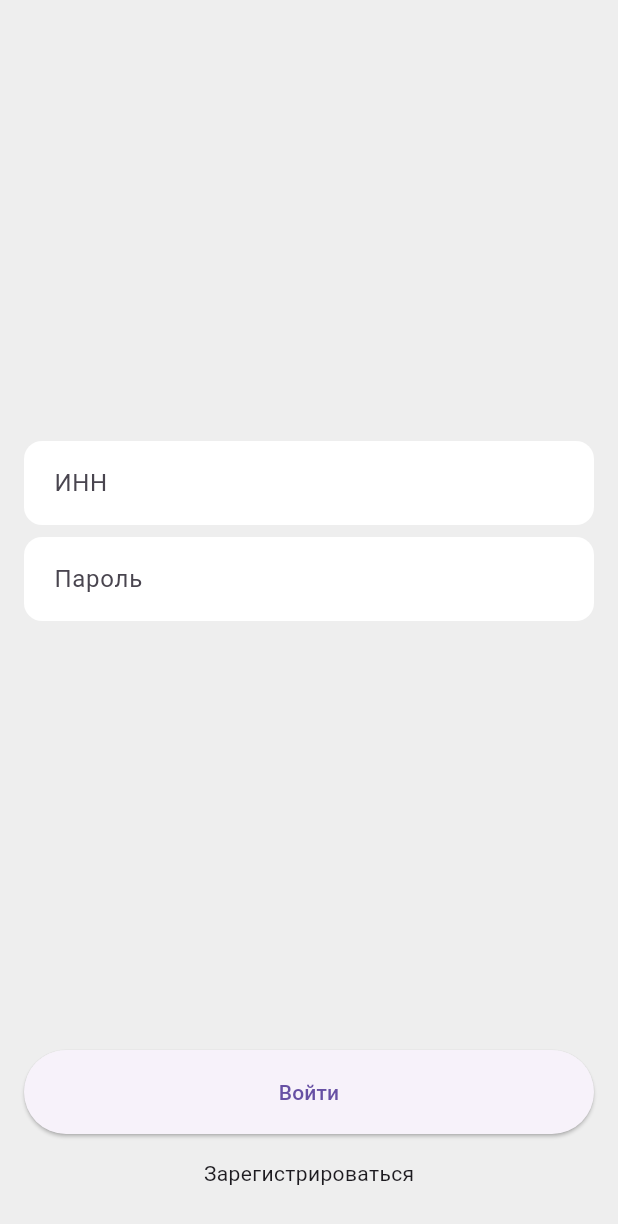
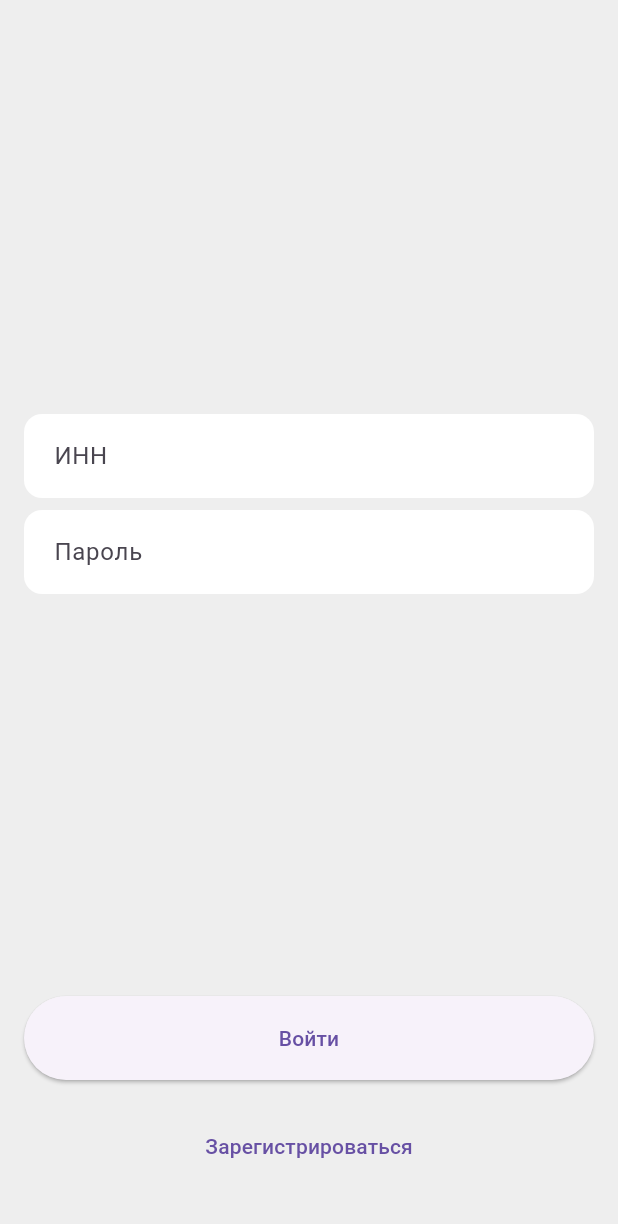
Before and after one commit to SultanZhakypov/Clinik-Tendik, a Flutter app: the screen it shows after launch, on a phone screen of 412 x 824 dp. Shown: the top 1224 px of the screen. Run offline on Flutter 3.47's test engine with Material 3 defaults, Android fonts, the phone set to English and light mode, and no system bars; our stand-ins replace auto_route, cached_network_image, dio, easy_localization, equatable, flutter_bloc and 6 more; key blocks and very long unbroken strings in the code were emptied for the run.

```diff
--- a/lib/core/components/buttons/app_button.dart
+++ b/lib/core/components/buttons/app_button.dart
@@ -1,26 +1,72 @@
+import 'package:clinic_tendik/theme/app_colors.dart';
 import 'package:flutter/material.dart';
 
-class AppButton extends StatelessWidget {
+enum BUTTONSTYLE {
+  ALERT,
+  PRIMARY,
+  TERTIARY,
+}
+
+class AppButton extends StatefulWidget {
   const AppButton({
     super.key,
     required this.onPressed,
     required this.child,
     this.padding,
+    this.buttonstyle = BUTTONSTYLE.PRIMARY,
   });
+
+  final BUTTONSTYLE buttonstyle;
 
   final VoidCallback? onPressed;
   final Widget child;
   final EdgeInsetsGeometry? padding;
 
   @override
+  State<AppButton> createState() => _AppButtonState();
+}
+
+class _AppButtonState extends State<AppButton> {
+  ButtonStyle? _buttonStyle;
+
+  @override
+  void initState() {
+    super.initState();
+
+    switch (widget.buttonstyle) {
+      case BUTTONSTYLE.ALERT:
+        _buttonStyle = const ButtonStyle(
+          foregroundColor: MaterialStatePropertyAll<Color>(AppColors.white),
+          backgroundColor: MaterialStatePropertyAll<Color>(AppColors.red),
+          shadowColor: MaterialStatePropertyAll<Color>(Colors.transparent),
+          surfaceTintColor: MaterialStatePropertyAll<Color>(AppColors.red),
+        );
+      case BUTTONSTYLE.PRIMARY:
+        _buttonStyle = const ButtonStyle();
+      case BUTTONSTYLE.TERTIARY:
+        _buttonStyle = const ButtonStyle(
+          elevation: MaterialStatePropertyAll<double>(0),
+          backgroundColor:
+              MaterialStatePropertyAll<Color>(AppColors.transparent),
+          shadowColor: MaterialStatePropertyAll<Color>(AppColors.transparent),
+          surfaceTintColor:
+              MaterialStatePropertyAll<Color>(AppColors.transparent),
+        );
+
+      default:
+    }
+  }
+
+  @override
   Widget build(BuildContext context) {
     return Padding(
-      padding: padding ?? EdgeInsets.zero,
+      padding: widget.padding ?? EdgeInsets.zero,
       child: SizedBox(
         height: 56,
         child: ElevatedButton(
-          onPressed: onPressed,
-          child: child,
+          style: _buttonStyle,
+          onPressed: widget.onPressed,
+          child: Center(child: widget.child),
         ),
       ),
     );
--- a/lib/core/components/calendar/custom_calendar.dart
+++ b/lib/core/components/calendar/custom_calendar.dart
@@ -1,3 +1,4 @@
+import 'package:clinic_tendik/core/constants/app_radius.dart';
 import 'package:clinic_tendik/theme/app_colors.dart';
 import 'package:flutter/material.dart';
 import 'package:table_calendar/table_calendar.dart';
@@ -16,7 +17,7 @@ class CustomCalendar extends StatelessWidget {
       builder: (_, value, child) {
         return Container(
           decoration: BoxDecoration(
-            borderRadius: BorderRadius.circular(15),
+            borderRadius: kContainerBorderRadius,
             border: Border.all(color: const Color(0xffCCD5E1)),
             color: AppColors.white,
           ),
--- a/lib/core/components/text_fields/custom_textfield.dart
+++ b/lib/core/components/text_fields/custom_textfield.dart
@@ -1,5 +1,7 @@
 import 'package:flutter/material.dart';
 import 'package:flutter/services.dart';
+
+const _kBorderRadius = BorderRadius.all(Radius.circular(12));
 
 class AppTextField extends StatelessWidget {
   const AppTextField({
@@ -59,17 +61,17 @@ class AppTextField extends StatelessWidget {
         suffixIcon: suffixIcon,
         prefixIcon: prefixIcon,
         filled: true,
-        focusedErrorBorder: OutlineInputBorder(
+        focusedErrorBorder: const OutlineInputBorder(
           borderSide: BorderSide.none,
-          borderRadius: BorderRadius.circular(12),
+          borderRadius: _kBorderRadius,
         ),
-        errorBorder: OutlineInputBorder(
+        errorBorder: const OutlineInputBorder(
           borderSide: BorderSide.none,
-          borderRadius: BorderRadius.circular(12),
+          borderRadius: _kBorderRadius,
         ),
-        border: OutlineInputBorder(
+        border: const OutlineInputBorder(
           borderSide: BorderSide.none,
-          borderRadius: BorderRadius.circular(12),
+          borderRadius: _kBorderRadius,
         ),
       ),
     );
--- /dev/null
+++ b/lib/core/constants/app_radius.dart
@@ -0,0 +1,4 @@
+import 'package:flutter/painting.dart';
+
+const kContainerBorderRadius = BorderRadius.all(Radius.circular(16));
+const kCircleBorderRadius = BorderRadius.all(Radius.circular(100));
--- /dev/null
+++ b/lib/core/constants/images.dart
@@ -0,0 +1,5 @@
+class Images {
+  Images._();
+
+  static const logoTendik = 'assets/images/logo_tendik.png';
+}
--- a/lib/feature/auth/presentation/pages/auth_page.dart
+++ b/lib/feature/auth/presentation/pages/auth_page.dart
@@ -59,17 +59,16 @@ class _AuthPageState extends State<AuthPage> {
                       TalonesAndRegisterPageRoute(inn: _innController.text),
                     );
                   },
-                  child: const Center(child: Text('Войти')),
+                  child: const Text('Войти'),
                 ),
-                Padding(
+                AppButton(
+                  buttonstyle: BUTTONSTYLE.TERTIARY,
                   padding: const EdgeInsets.only(top: 16, bottom: 32),
-                  child: InkWell(
-                    onTap: () {
-                      context.router.pushAndPopUntil(const RegisterPageRoute(),
-                          predicate: (_) => false);
-                    },
-                    child: const Text('Зарегистрироваться'),
-                  ),
+                  onPressed: () {
+                    context.router.pushAndPopUntil(const RegisterPageRoute(),
+                        predicate: (_) => false);
+                  },
+                  child: const Text('Зарегистрироваться'),
                 ),
               ],
             ),
--- a/lib/feature/auth/presentation/pages/register_page.dart
+++ b/lib/feature/auth/presentation/pages/register_page.dart
@@ -108,9 +108,7 @@ class _RegisterPageState extends State<RegisterPage> {
                   onPressed: () {
                     context.router.push(const AuthPageRoute());
                   },
-                  child: const Center(
-                    child: Text('Зарегистрироваться'),
-                  ),
+                  child: const Text('Зарегистрироваться'),
                 )
               ],
             ),
--- a/lib/feature/home/data/models/doctor_list_response/doctor_list_response.dart
+++ b/lib/feature/home/data/models/doctor_list_response/doctor_list_response.dart
@@ -45,6 +45,7 @@ class SpecialistResult with _$SpecialistResult {
     int? typeDoctor,
     String? etaj,
     String? numberCabinet,
+    String? imagePath,
   }) = _SpecialistResult;
 
   factory SpecialistResult.fromJson(Map<String, dynamic> json) =>
--- a/lib/feature/home/presentation/widgets/time_widgets.dart
+++ b/lib/feature/home/presentation/widgets/time_widgets.dart
@@ -24,7 +24,7 @@ class _TimeTile extends StatelessWidget {
               decoration: BoxDecoration(
                 color: color,
                 border: border,
-                borderRadius: BorderRadius.circular(100),
+                borderRadius: kCircleBorderRadius,
               ),
             ),
           ),
--- a/lib/theme/app_colors.dart
+++ b/lib/theme/app_colors.dart
@@ -1,8 +1,9 @@
 import 'package:flutter/material.dart';
 
-class AppColors{
+class AppColors {
   static const white = Color(0xFFFFFFFF);
-  static const green = Color.fromARGB(255, 71, 247, 1);
-  static const purple = Color.fromARGB(255, 148, 49, 240);
+  static const green = Color.fromARGB(255, 72, 155, 39);
+  static const purple = Color.fromARGB(255, 72, 3, 115);
   static const red = Color.fromARGB(255, 253, 2, 2);
+  static const transparent = Color(0x00000000);
 }
```
Also changed, not shown: lib/core/components/appbar/app_scaffold.dart (added, +38 -0 lines), lib/feature/home/data/repository/online_doctor_repository.dart (+30 -5 lines), lib/feature/home/presentation/pages/talon_page.dart (+9 -9 lines), lib/feature/home/presentation/pages/talones_and_register_page.dart (+15 -16 lines), lib/feature/home/presentation/widgets/choice_date_page_view.dart (+4 -5 lines), lib/feature/home/presentation/widgets/choise_specialist_page_view.dart (+39 -15 lines), pubspec.yaml (+3 -36 lines), assets/images/logo_tendik.png (added), lib/clinic_tendik_app.dart (line endings or trailing spaces), lib/feature/home/data/models/doctor_list_response/doctor_list_response.freezed.dart, lib/feature/home/data/models/doctor_list_response/doctor_list_response.g.dart, lib/feature/home/presentation/pages/online_doctor_page.dart (line endings or trailing spaces).
